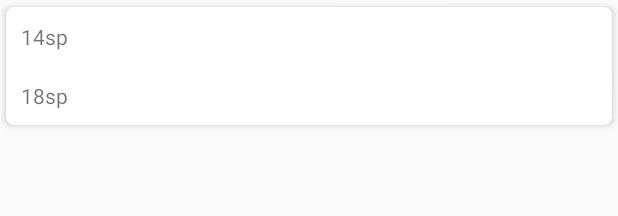
After one commit to KalpeshTalkar/KRecyclerViewAdapter, an Android app: the layout another_item.xml on its own in the app's theme, with its tools: preview values and no code run, on a phone screen of 412 x 824 dp. The commit adds this screen. Shown: the top 216 px of the screen. Run offline under Robolectric (Android 15) with nearby library versions, the phone set to English and light mode, and no system bars.

Commit message:
added sample app

```diff
--- a/app/build.gradle
+++ b/app/build.gradle
@@ -29,6 +29,8 @@ dependencies {
     // Support Libraries
     implementation 'com.android.support:appcompat-v7:28.0.0'
     implementation 'com.android.support.constraint:constraint-layout:1.1.3'
+    implementation 'com.android.support:recyclerview-v7:28.0.0'
+    implementation 'com.android.support:cardview-v7:28.0.0'
 
     // KRecyclerViewAdapter
     implementation project(':krecyclerviewadapter')
--- /dev/null
+++ b/app/src/main/res/layout/another_item.xml
@@ -0,0 +1,32 @@
+<android.support.v7.widget.CardView xmlns:android="http://schemas.android.com/apk/res/android"
+    xmlns:app="http://schemas.android.com/apk/res-auto"
+    android:layout_width="match_parent"
+    android:layout_height="wrap_content"
+    android:foreground="?selectableItemBackground"
+    android:padding="10dp"
+    android:translationZ="1dp"
+    app:cardCornerRadius="5dp"
+    app:cardUseCompatPadding="true">
+
+    <LinearLayout
+        android:layout_width="match_parent"
+        android:layout_height="wrap_content"
+        android:orientation="vertical">
+
+        <TextView
+            android:id="@+id/titleLabel"
+            android:layout_width="match_parent"
+            android:layout_height="wrap_content"
+            android:layout_margin="10dp"
+            android:text="14sp" />
+
+        <TextView
+            android:id="@+id/descLabel"
+            android:layout_width="match_parent"
+            android:layout_height="wrap_content"
+            android:layout_margin="10dp"
+            android:text="18sp" />
+
+    </LinearLayout>
+
+</android.support.v7.widget.CardView>
```
Also changed, not shown: app/src/main/java/com/kalpesh/krecyclerviewadapter/AnotherHolder.java (added, +31 -0 lines), app/src/main/java/com/kalpesh/krecyclerviewadapter/MainActivity.kt (+124 -1 lines), app/src/main/java/com/kalpesh/krecyclerviewadapter/MyObject.java (added, +8 -0 lines), app/src/main/java/com/kalpesh/krecyclerviewadapter/SimpleHolder.java (added, +41 -0 lines), app/src/main/res/layout/activity_main.xml (+21 -15 lines), app/src/main/res/layout/simple_item.xml (added, +34 -0 lines).
